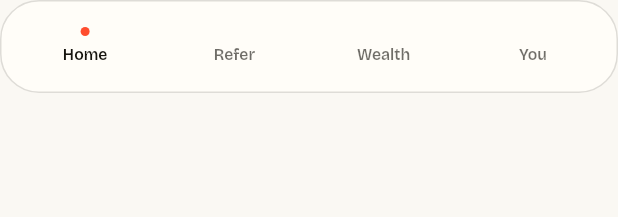
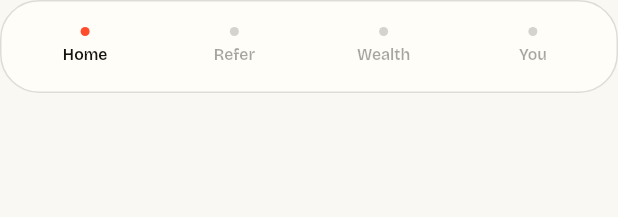
Before and after one commit to Anku18/roarathon_4.0, a Flutter app: the PaperNav widget shown alone on an empty page, opened directly with empty values, on a phone screen of 412 x 824 dp. Shown: the top 217 px of the screen. Run offline on Flutter 3.47's test engine with Material 3 defaults, Android fonts, the phone set to English and light mode, and no system bars; our stand-ins replace connectivity_plus, firebase_core, firebase_messaging, flutter_local_notifications, google_fonts, internet_connection_checker_plus and 1 more; accounts and stored records are empty.

Commit message:
fix :  add unselected color

```diff
--- a/lib/widgets/paper_nav.dart
+++ b/lib/widgets/paper_nav.dart
@@ -43,7 +43,7 @@ class PaperNav extends StatelessWidget {
                         decoration: BoxDecoration(
                           color: i == index
                               ? AppColors.coral
-                              : Colors.transparent,
+                              : AppColors.ink.withValues(alpha: 0.18),
                           shape: BoxShape.circle,
                         ),
                       ),
@@ -54,7 +54,7 @@ class PaperNav extends StatelessWidget {
                           size: 10.5,
                           color: i == index
                               ? AppColors.ink
-                              : AppColors.muteSoft,
+                              : AppColors.ink.withValues(alpha: 0.38),
                         ),
                       ),
                     ],
```
